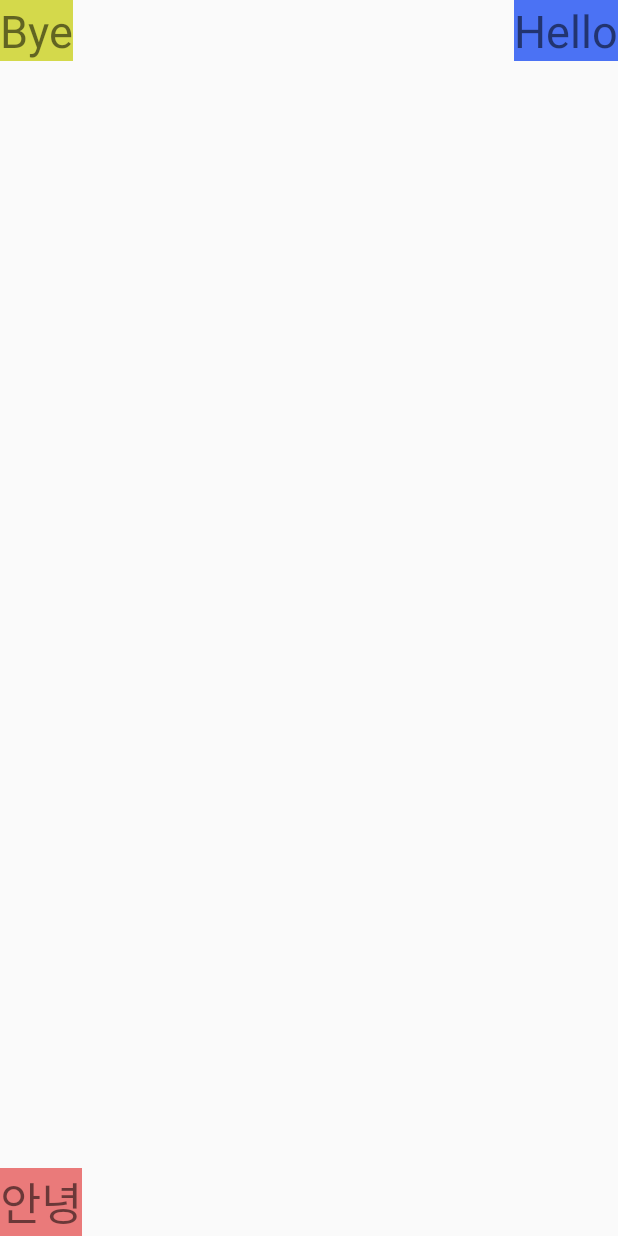
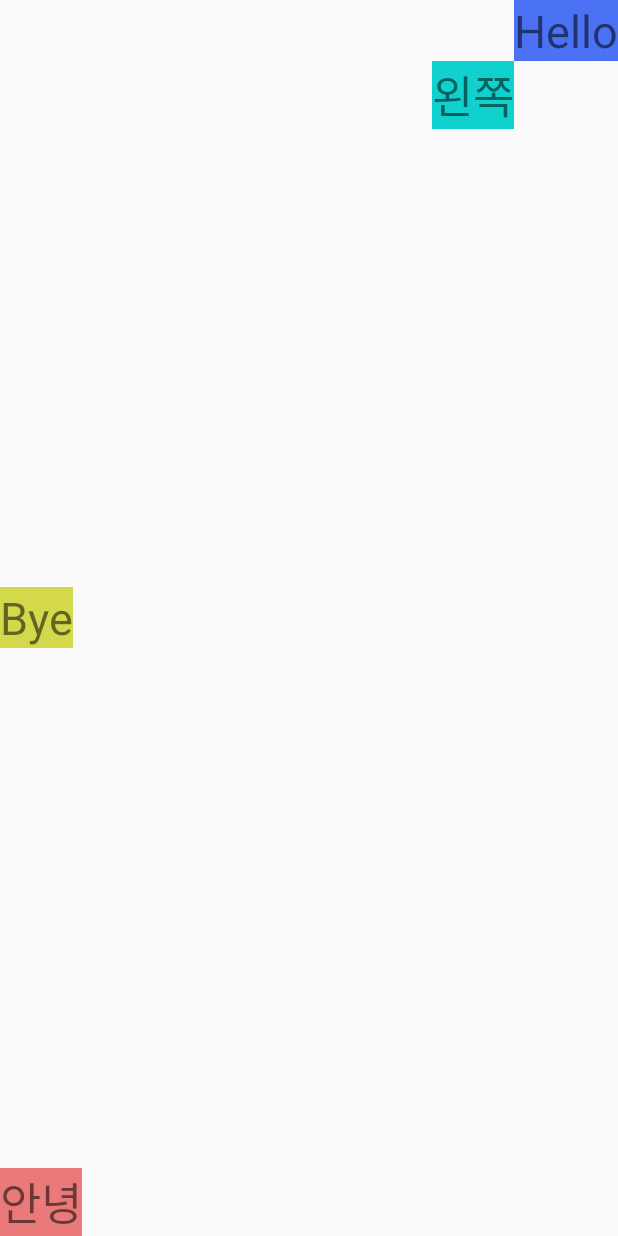
Before and after one commit to EunKeyong/MyFirstAndroidApp, an Android app: the layout layout_relative.xml on its own in the app's theme, with its tools: preview values and no code run, on a phone screen of 412 x 824 dp. Run offline under Robolectric (Android 15) with nearby library versions, the phone set to English and light mode, and no system bars.

Commit message:
RelativeLayout 다른 View와 상대적인 위치 연습

```diff
--- a/app/src/main/res/layout/layout_relative.xml
+++ b/app/src/main/res/layout/layout_relative.xml
@@ -4,11 +4,21 @@
     android:layout_height="match_parent">
 
     <TextView
+        android:id="@+id/hello_text"
         android:layout_width="wrap_content"
         android:layout_height="wrap_content"
         android:layout_alignParentEnd="true"
         android:background="#4b72f4"
         android:text="Hello"
+        android:textSize="30sp" />
+
+    <TextView
+        android:layout_width="wrap_content"
+        android:layout_height="wrap_content"
+        android:layout_below="@id/hello_text"
+        android:layout_toStartOf="@id/hello_text"
+        android:background="#0fd1ce"
+        android:text="왼쪽"
         android:textSize="30sp" />
 
     <TextView
@@ -22,6 +32,7 @@
     <TextView
         android:layout_width="wrap_content"
         android:layout_height="wrap_content"
+        android:layout_centerVertical="true"
         android:background="#d4d94b"
         android:text="Bye"
         android:textSize="30sp" />
```
